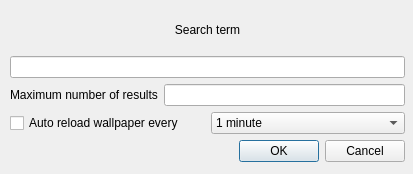
Old version of the form wallflowersettings.ui in the repository avysk/wallflower.
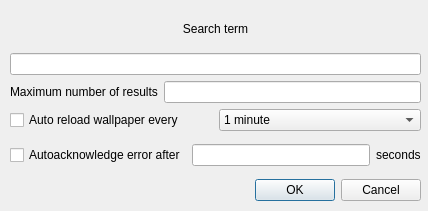
New version of the form.

Commit message: possibility to auto-acknowledge errors

```diff
--- a/wallflowersettings.ui
+++ b/wallflowersettings.ui
@@ -6,8 +6,8 @@
    <rect>
     <x>0</x>
     <y>0</y>
-    <width>413</width>
-    <height>174</height>
+    <width>428</width>
+    <height>211</height>
    </rect>
   </property>
   <property name="windowTitle">
@@ -18,11 +18,14 @@
     <rect>
      <x>10</x>
      <y>10</y>
-     <width>395</width>
-     <height>152</height>
+     <width>411</width>
+     <height>191</height>
     </rect>
    </property>
    <layout class="QVBoxLayout" name="verticalLayout">
+    <property name="sizeConstraint">
+     <enum>QLayout::SizeConstraint::SetNoConstraint</enum>
+    </property>
     <item>
      <widget class="QLabel" name="label">
       <property name="baseSize">
@@ -159,6 +162,27 @@
       </item>
      </layout>
     </item>
+    <item>
+     <layout class="QHBoxLayout" name="horizontalLayout_2">
+      <item>
+       <widget class="QCheckBox" name="autoAcknowledge">
+        <property name="text">
+         <string>Autoacknowledge error after</string>
+        </property>
+       </widget>
+      </item>
+      <item>
+       <widget class="QLineEdit" name="autoAcknowledgeInterval"/>
+      </item>
+      <item>
+       <widget class="QLabel" name="label_3">
+        <property name="text">
+         <string>seconds</string>
+        </property>
+       </widget>
+      </item>
+     </layout>
+    </item>
     <item>
      <widget class="QDialogButtonBox" name="buttonBox">
       <property name="orientation">
```
Left out of the diff: 40 changed lines with no effect on the pictures. The commit also changes 3 other files.
